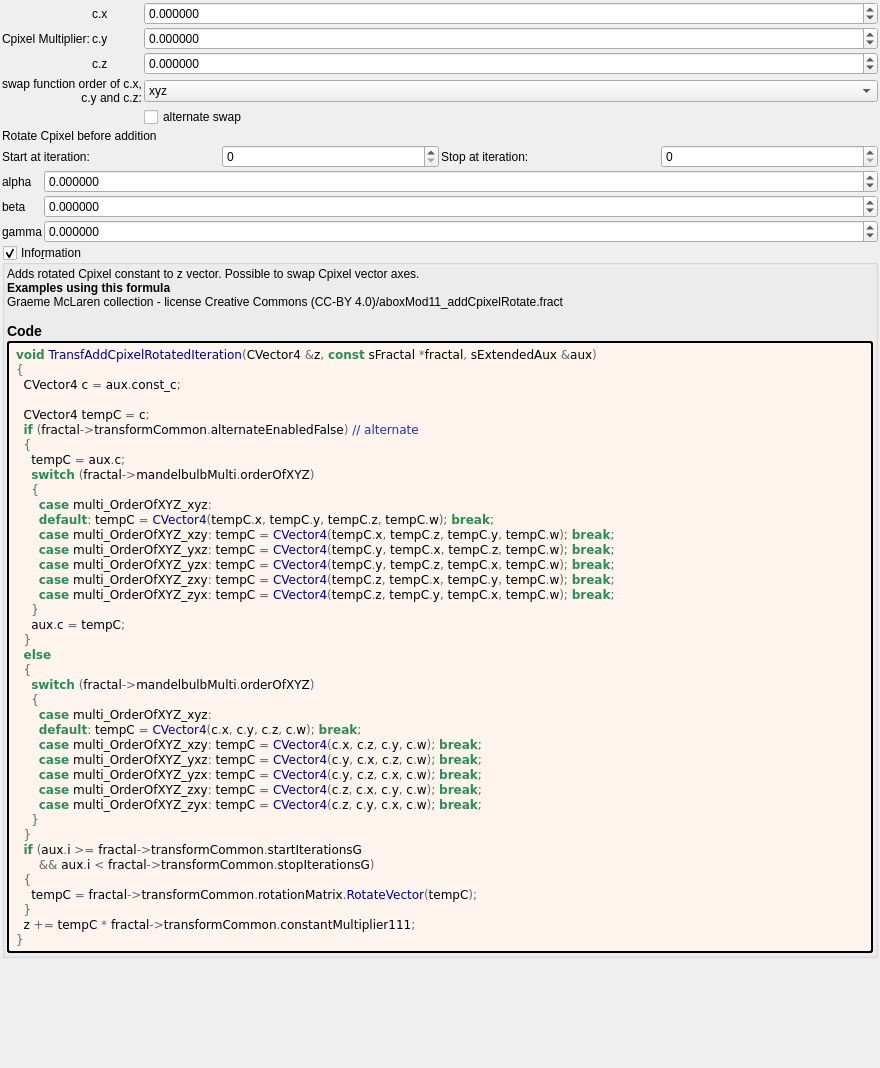
This is mandelbulber2/formula/ui/transf_add_cpixel_rotated.ui in buddhi1980/mandelbulber2 as Qt 5 draws it before an edit. The edited form follows.
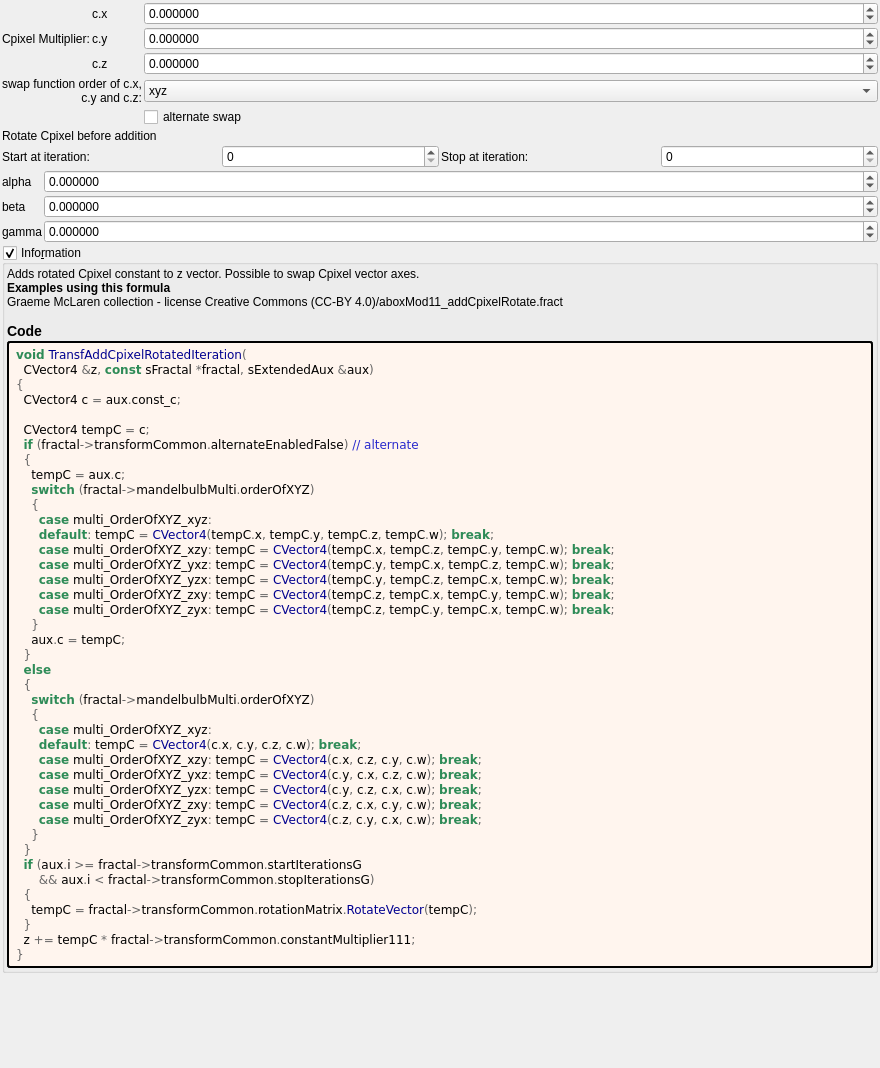
This is the edited form. Custom widgets are drawn as their Qt base class.

The edit to the form file:
```diff
--- a/mandelbulber2/formula/ui/transf_add_cpixel_rotated.ui
+++ b/mandelbulber2/formula/ui/transf_add_cpixel_rotated.ui
@@ -424,7 +424,8 @@
         </property>
         <property name="text">
          <string notr="true">&lt;body style=&quot;background-color:#fff5ee&quot;&gt;
-&lt;pre style=&quot;color:#000000; background-color:#fff5ee;  font-family:'Courier New',monospace;&quot;&gt;&lt;span style=&quot;color:#2e8b57; font-weight:bold&quot;&gt;void&lt;/span&gt; &lt;span style=&quot;color:#00008f&quot;&gt;TransfAddCpixelRotatedIteration&lt;/span&gt;&lt;span style=&quot;color:#676767&quot;&gt;(&lt;/span&gt;CVector4 &lt;span style=&quot;color:#676767&quot;&gt;&amp;amp;&lt;/span&gt;z&lt;span style=&quot;color:#676767&quot;&gt;,&lt;/span&gt; &lt;span style=&quot;color:#2e8b57; font-weight:bold&quot;&gt;const&lt;/span&gt; sFractal &lt;span style=&quot;color:#676767&quot;&gt;*&lt;/span&gt;fractal&lt;span style=&quot;color:#676767&quot;&gt;,&lt;/span&gt; sExtendedAux &lt;span style=&quot;color:#676767&quot;&gt;&amp;amp;&lt;/span&gt;aux&lt;span style=&quot;color:#676767&quot;&gt;)&lt;/span&gt;
+&lt;pre style=&quot;color:#000000; background-color:#fff5ee;  font-family:'Courier New',monospace;&quot;&gt;&lt;span style=&quot;color:#2e8b57; font-weight:bold&quot;&gt;void&lt;/span&gt; &lt;span style=&quot;color:#00008f&quot;&gt;TransfAddCpixelRotatedIteration&lt;/span&gt;&lt;span style=&quot;color:#676767&quot;&gt;(&lt;/span&gt;
+  CVector4 &lt;span style=&quot;color:#676767&quot;&gt;&amp;amp;&lt;/span&gt;z&lt;span style=&quot;color:#676767&quot;&gt;,&lt;/span&gt; &lt;span style=&quot;color:#2e8b57; font-weight:bold&quot;&gt;const&lt;/span&gt; sFractal &lt;span style=&quot;color:#676767&quot;&gt;*&lt;/span&gt;fractal&lt;span style=&quot;color:#676767&quot;&gt;,&lt;/span&gt; sExtendedAux &lt;span style=&quot;color:#676767&quot;&gt;&amp;amp;&lt;/span&gt;aux&lt;span style=&quot;color:#676767&quot;&gt;)&lt;/span&gt;
 &lt;span style=&quot;color:#676767&quot;&gt;{&lt;/span&gt;
   CVector4 c &lt;span style=&quot;color:#676767&quot;&gt;=&lt;/span&gt; aux&lt;span style=&quot;color:#676767&quot;&gt;.&lt;/span&gt;const_c&lt;span style=&quot;color:#676767&quot;&gt;;&lt;/span&gt;
 
```
